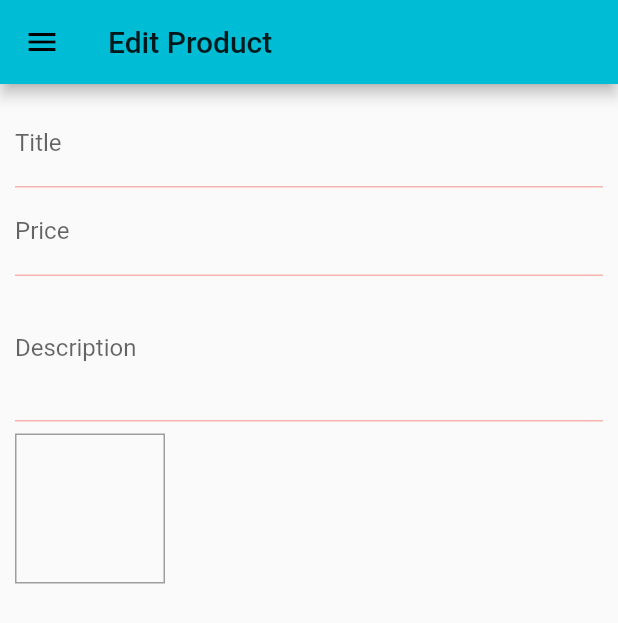
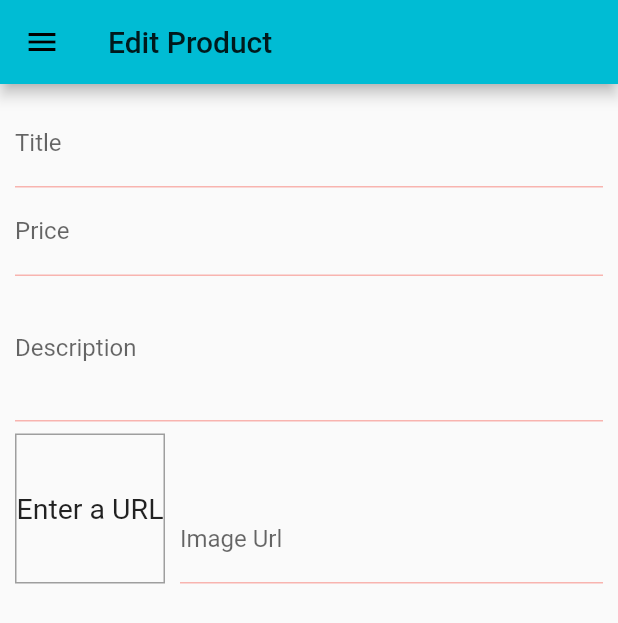
Before and after one commit to cyx977/srShop, a Flutter app: the EditProductScreen screen opened by its route, on a phone screen of 412 x 824 dp. Shown: the top 623 px of the screen. Run offline on Flutter 3.47's test engine with Material 2 defaults, Android fonts, the phone set to English and light mode, and no system bars; network calls fail.

Commit message:
minor refactor

```diff
--- a/lib/providers/products_provider.dart
+++ b/lib/providers/products_provider.dart
@@ -8,7 +8,7 @@ class ProductsProvider with ChangeNotifier {
       id: 'p1',
       title: 'Red Shirt',
       description: 'A red shirt - it is pretty red!',
-      price: 29.99,
+      price: 495,
       imageUrl:
           'https://cdn.pixabay.com/photo/2016/10/02/22/17/red-t-shirt-1710578_1280.jpg',
     ),
@@ -16,7 +16,7 @@ class ProductsProvider with ChangeNotifier {
       id: 'p2',
       title: 'Trousers',
       description: 'A nice pair of trousers.',
-      price: 59.99,
+      price: 600,
       imageUrl:
           'https://upload.wikimedia.org/wikipedia/commons/thumb/e/e8/Trousers%2C_dress_%28AM_1960.022-8%29.jpg/512px-Trousers%2C_dress_%28AM_1960.022-8%29.jpg',
     ),
@@ -24,7 +24,7 @@ class ProductsProvider with ChangeNotifier {
       id: 'p3',
       title: 'Yellow Scarf',
       description: 'Warm and cozy - exactly what you need for the winter.',
-      price: 19.99,
+      price: 299,
       imageUrl:
           'https://live.staticflickr.com/4043/4438260868_cc79b3369d_z.jpg',
     ),
@@ -32,7 +32,7 @@ class ProductsProvider with ChangeNotifier {
       id: 'p4',
       title: 'A Pan',
       description: 'Prepare any meal you want.',
-      price: 49.99,
+      price: 1200,
       imageUrl:
           'https://upload.wikimedia.org/wikipedia/commons/thumb/1/14/Cast-Iron-Pan.jpg/1024px-Cast-Iron-Pan.jpg',
     ),
@@ -40,7 +40,7 @@ class ProductsProvider with ChangeNotifier {
       id: 'p5',
       title: 'Purple Shirt',
       description: 'A purple shirt - it is pretty geek!',
-      price: 29.99,
+      price: 775,
       imageUrl:
           'https://explosiontshirt.com/wp-content/uploads/2018/10/men-purple-tshirt-gildan-adult-front1.jpg',
     ),
@@ -48,7 +48,7 @@ class ProductsProvider with ChangeNotifier {
       id: 'p6',
       title: 'Brown Trousers',
       description: 'A nice pair of trousers.',
-      price: 250.73,
+      price: 900,
       imageUrl:
           'https://contents.mediadecathlon.com/p1641091/kf861c49b737a4d629aa737a501aac642/1641091_default.jpg?format=auto&quality=60&f=800x0',
     ),
--- a/lib/screens/edit_product_screen.dart
+++ b/lib/screens/edit_product_screen.dart
@@ -11,11 +11,13 @@ class EditProductScreen extends StatefulWidget {
 class _EditProductScreenState extends State<EditProductScreen> {
   final _priceNode = FocusNode();
   final _descriptionNode = FocusNode();
+  final _imageUrlFocusNode = FocusNode();
   final _imageUrlController = TextEditingController();
   @override
   void dispose() {
     _priceNode.dispose();
     _descriptionNode.dispose();
+    _imageUrlFocusNode.dispose();
     _imageUrlController.dispose();
     print("disposing focusnodes");
     super.dispose();
@@ -31,7 +33,8 @@ class _EditProductScreenState extends State<EditProductScreen> {
       body: Padding(
         padding: const EdgeInsets.all(10.0),
         child: Form(
-          child: ListView(
+          child: SingleChildScrollView(
+            child: Column(
               children: [
                 TextFormField(
                   decoration: InputDecoration(labelText: "Title"),
@@ -55,6 +58,7 @@ class _EditProductScreenState extends State<EditProductScreen> {
                   maxLines: 3,
                 ),
                 Row(
+                  crossAxisAlignment: CrossAxisAlignment.end,
                   children: [
                     Container(
                       width: 100,
@@ -69,22 +73,33 @@ class _EditProductScreenState extends State<EditProductScreen> {
                           color: Colors.grey,
                         ),
                       ),
-                    child: Container(),
+                      child: _imageUrlController.text.isEmpty
+                          ? FittedBox(
+                              child: Text("Enter a URL"),
+                            )
+                          : FittedBox(
+                              child: Image.network(
+                                _imageUrlController.text,
+                                fit: BoxFit.cover,
                               ),
-                  // TextFormField(
-                  //   decoration: InputDecoration(labelText: "Image Url"),
-                  //   keyboardType: TextInputType.url,
-                  //   maxLines: 3,
-                  // ),
+                            ),
+                    ),
+                    Expanded(
+                      child: TextFormField(
+                        decoration: InputDecoration(labelText: "Image Url"),
+                        keyboardType: TextInputType.url,
+                        textInputAction: TextInputAction.done,
+                        controller: _imageUrlController,
+                        focusNode: _imageUrlFocusNode,
+                        onEditingComplete: () {
+                          setState(() {});
+                        },
+                      ),
+                    ),
                   ],
                 )
-              //             final String id;
-              // final String title;
-              // final String description;
-              // final double price;
-              // final String imageUrl;
-              // bool isFavourite;
               ],
+            ),
           ),
         ),
       ),
```
Also changed, not shown: lib/const.dart (+6 -5 lines), lib/screens/manage_products_screen.dart (+9 -0 lines). Lines whose indentation alone changed are shown as unchanged.
